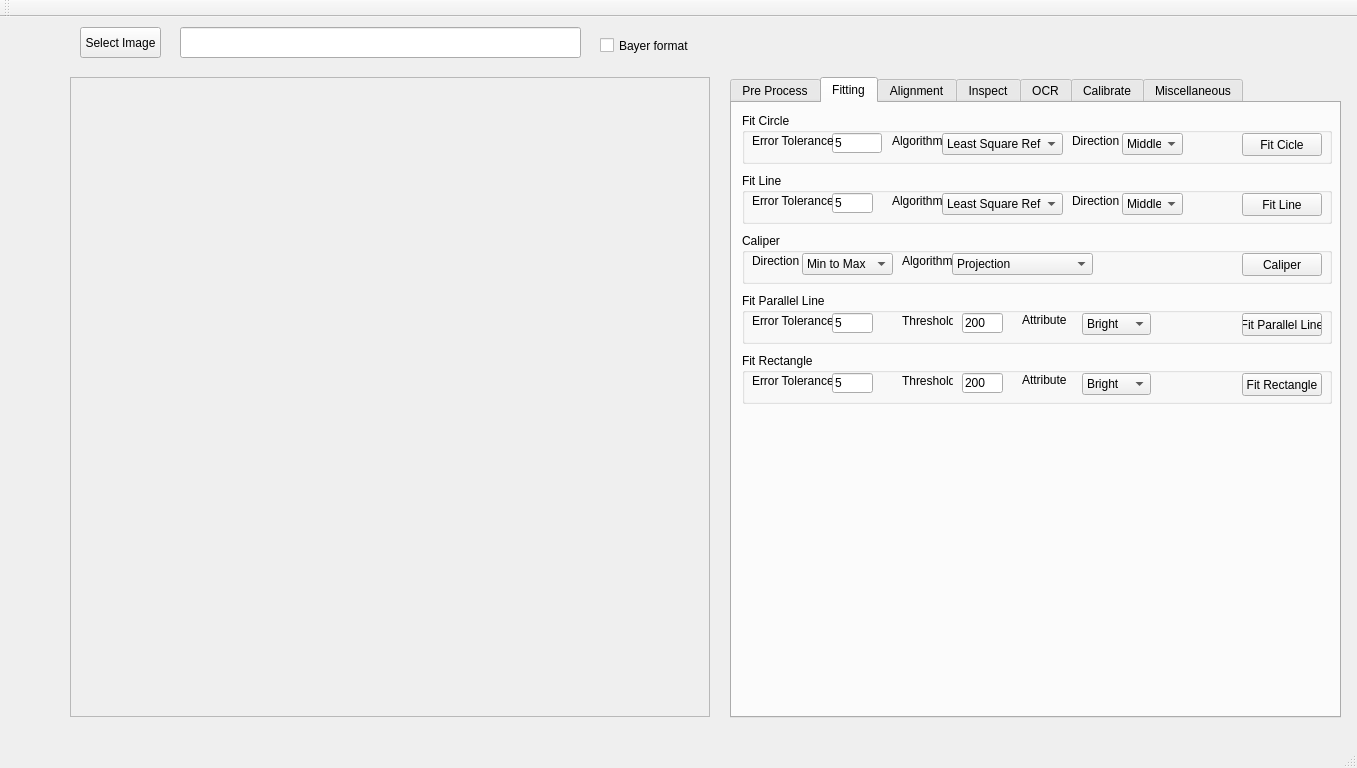
This is VisionWidget/visionwidget.ui in hceng123/VisionLibrary as Qt 5 draws it before an edit. The edited form follows.
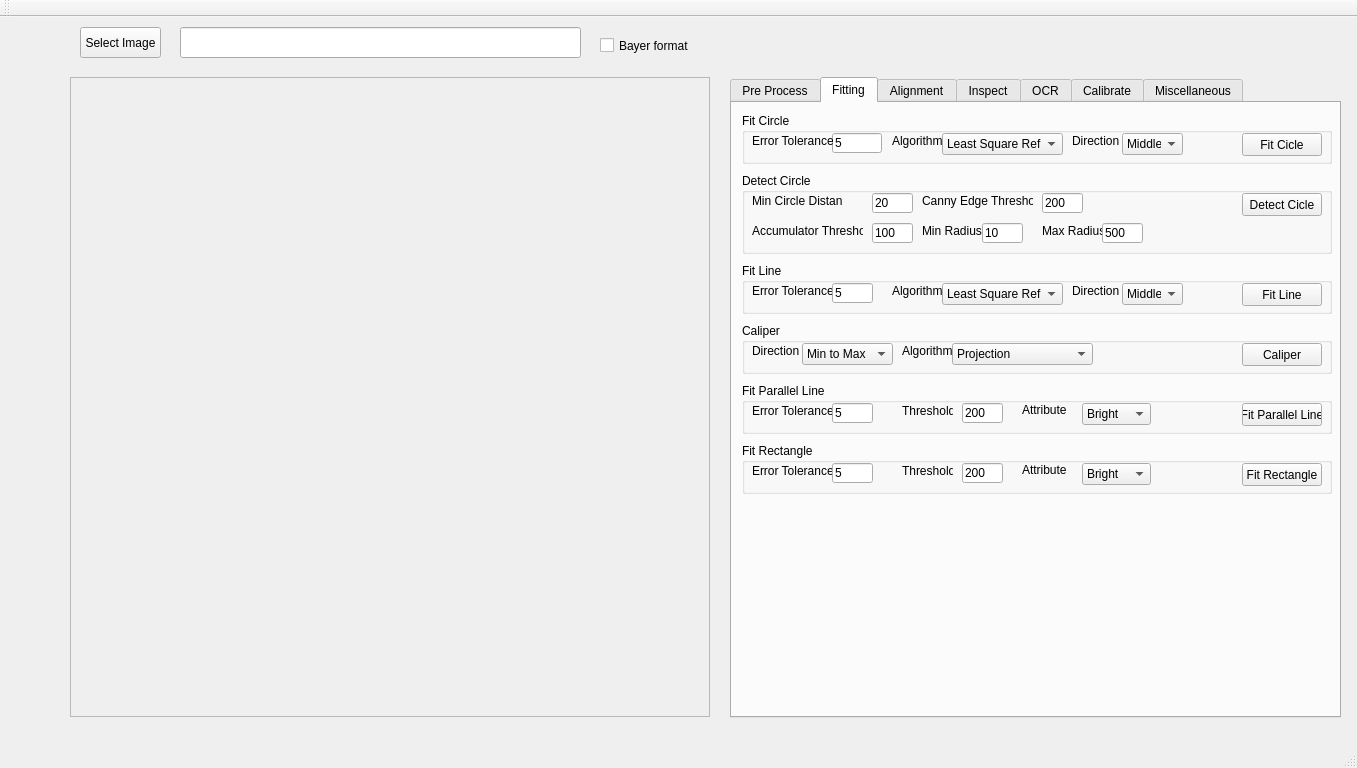
This is the edited form. The open tabs and pages were chosen to show the change. Custom widgets are drawn as their Qt base class.

Commit message:
Add HoughCircles utility to VisionWidget.
Add HoughCircles utility to VisionWidget.

Diff of the .ui file:
```diff
--- a/VisionWidget/visionwidget.ui
+++ b/VisionWidget/visionwidget.ui
@@ -249,7 +249,7 @@
       <property name="geometry">
        <rect>
         <x>10</x>
-        <y>70</y>
+        <y>160</y>
         <width>590</width>
         <height>51</height>
        </rect>
@@ -386,7 +386,7 @@
       <property name="geometry">
        <rect>
         <x>10</x>
-        <y>190</y>
+        <y>280</y>
         <width>590</width>
         <height>51</height>
        </rect>
@@ -503,7 +503,7 @@
       <property name="geometry">
        <rect>
         <x>10</x>
-        <y>250</y>
+        <y>340</y>
         <width>590</width>
         <height>51</height>
        </rect>
@@ -620,7 +620,7 @@
       <property name="geometry">
        <rect>
         <x>10</x>
-        <y>130</y>
+        <y>220</y>
         <width>590</width>
         <height>51</height>
        </rect>
@@ -714,6 +714,177 @@
        </item>
       </widget>
      </widget>
+     <widget class="QGroupBox" name="groupBoxDetectCircle">
+      <property name="geometry">
+       <rect>
+        <x>10</x>
+        <y>70</y>
+        <width>590</width>
+        <height>81</height>
+       </rect>
+      </property>
+      <property name="title">
+       <string>Detect Circle</string>
+      </property>
+      <widget class="QPushButton" name="detectCircleBtn">
+       <property name="geometry">
+        <rect>
+         <x>500</x>
+         <y>20</y>
+         <width>80</width>
+         <height>23</height>
+        </rect>
+       </property>
+       <property name="text">
+        <string>Detect Cicle</string>
+       </property>
+      </widget>
+      <widget class="QLineEdit" name="lineEditDetectCircleMinDist">
+       <property name="geometry">
+        <rect>
+         <x>130</x>
+         <y>20</y>
+         <width>41</width>
+         <height>20</height>
+        </rect>
+       </property>
+       <property name="inputMethodHints">
+        <set>Qt::ImhDigitsOnly</set>
+       </property>
+       <property name="text">
+        <string>20</string>
+       </property>
+      </widget>
+      <widget class="QLabel" name="labelDectCircleMinDist">
+       <property name="geometry">
+        <rect>
+         <x>10</x>
+         <y>20</y>
+         <width>91</width>
+         <height>16</height>
+        </rect>
+       </property>
+       <property name="text">
+        <string>Min Circle Distance</string>
+       </property>
+      </widget>
+      <widget class="QLabel" name="labelDetectCircleCannyThreshold">
+       <property name="geometry">
+        <rect>
+         <x>180</x>
+         <y>20</y>
+         <width>111</width>
+         <height>16</height>
+        </rect>
+       </property>
+       <property name="text">
+        <string>Canny Edge Threshold</string>
+       </property>
+      </widget>
+      <widget class="QLineEdit" name="lineEditDetectCircleCannyThreshold">
+       <property name="geometry">
+        <rect>
+         <x>300</x>
+         <y>20</y>
+         <width>41</width>
+         <height>20</height>
+        </rect>
+       </property>
+       <property name="inputMethodHints">
+        <set>Qt::ImhDigitsOnly</set>
+       </property>
+       <property name="text">
+        <string>200</string>
+       </property>
+      </widget>
+      <widget class="QLineEdit" name="lineEditDetectCircleAccumlatorThreshold">
+       <property name="geometry">
+        <rect>
+         <x>130</x>
+         <y>50</y>
+         <width>41</width>
+         <height>20</height>
+        </rect>
+       </property>
+       <property name="inputMethodHints">
+        <set>Qt::ImhDigitsOnly</set>
+       </property>
+       <property name="text">
+        <string>100</string>
+       </property>
+      </widget>
+      <widget class="QLabel" name="labelDetectCircleAccumlatorThreshold">
+       <property name="geometry">
+        <rect>
+         <x>10</x>
+         <y>50</y>
+         <width>111</width>
+         <height>16</height>
+        </rect>
+       </property>
+       <property name="text">
+        <string>Accumulator Threshold</string>
+       </property>
+      </widget>
+      <widget class="QLineEdit" name="lineEditDetectCircleMinRadius">
+       <property name="geometry">
+        <rect>
+         <x>240</x>
+         <y>50</y>
+         <width>41</width>
+         <height>20</height>
+        </rect>
+       </property>
+       <property name="inputMethodHints">
+        <set>Qt::ImhDigitsOnly</set>
+       </property>
+       <property name="text">
+        <string>10</string>
+       </property>
+      </widget>
+      <widget class="QLabel" name="labelDetectCircleMinRadius">
+       <property name="geometry">
+        <rect>
+         <x>180</x>
+         <y>50</y>
+         <width>61</width>
+         <height>16</height>
+        </rect>
+       </property>
+       <property name="text">
+        <string>Min Radius</string>
+       </property>
+      </widget>
+      <widget class="QLabel" name="labelDetectCircleMaxRadius">
+       <property name="geometry">
+        <rect>
+         <x>300</x>
+         <y>50</y>
+         <width>61</width>
+         <height>16</height>
+        </rect>
+       </property>
+       <property name="text">
+        <string>Max Radius</string>
+       </property>
+      </widget>
+      <widget class="QLineEdit" name="lineEditDetectCircleMaxRadius">
+       <property name="geometry">
+        <rect>
+         <x>360</x>
+         <y>50</y>
+         <width>41</width>
+         <height>20</height>
+        </rect>
+       </property>
+       <property name="inputMethodHints">
+        <set>Qt::ImhDigitsOnly</set>
+       </property>
+       <property name="text">
+        <string>500</string>
+       </property>
+      </widget>
+     </widget>
     </widget>
     <widget class="QWidget" name="tabAlignment">
      <attribute name="title">
```
The commit also changes 1 other file.
